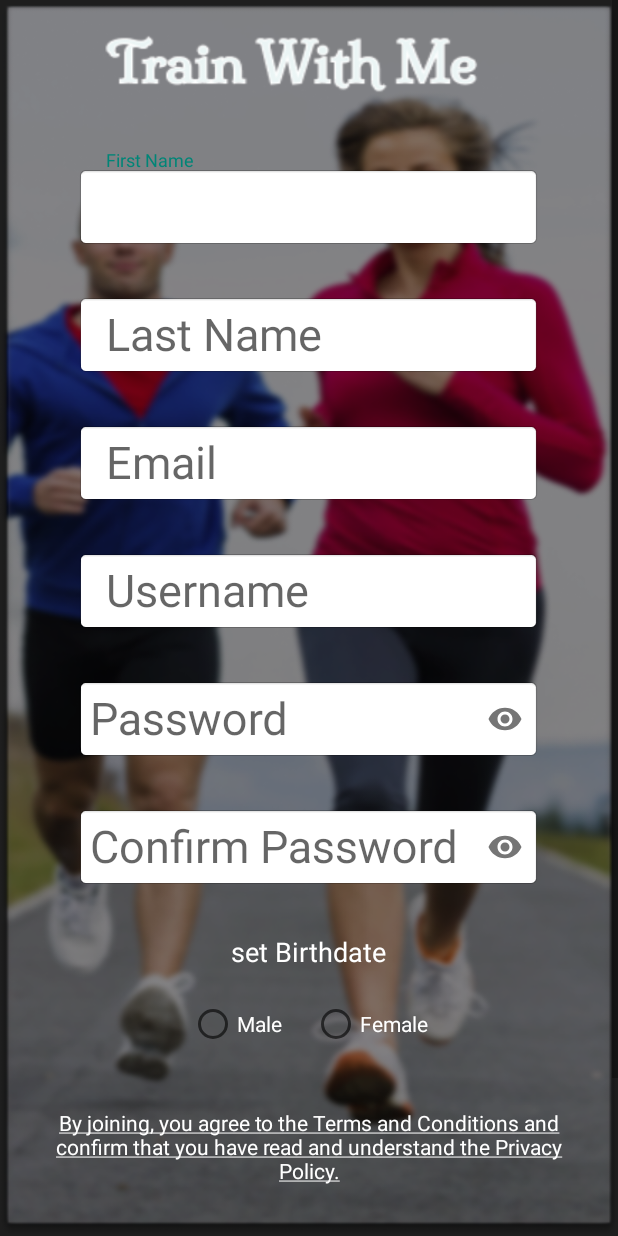
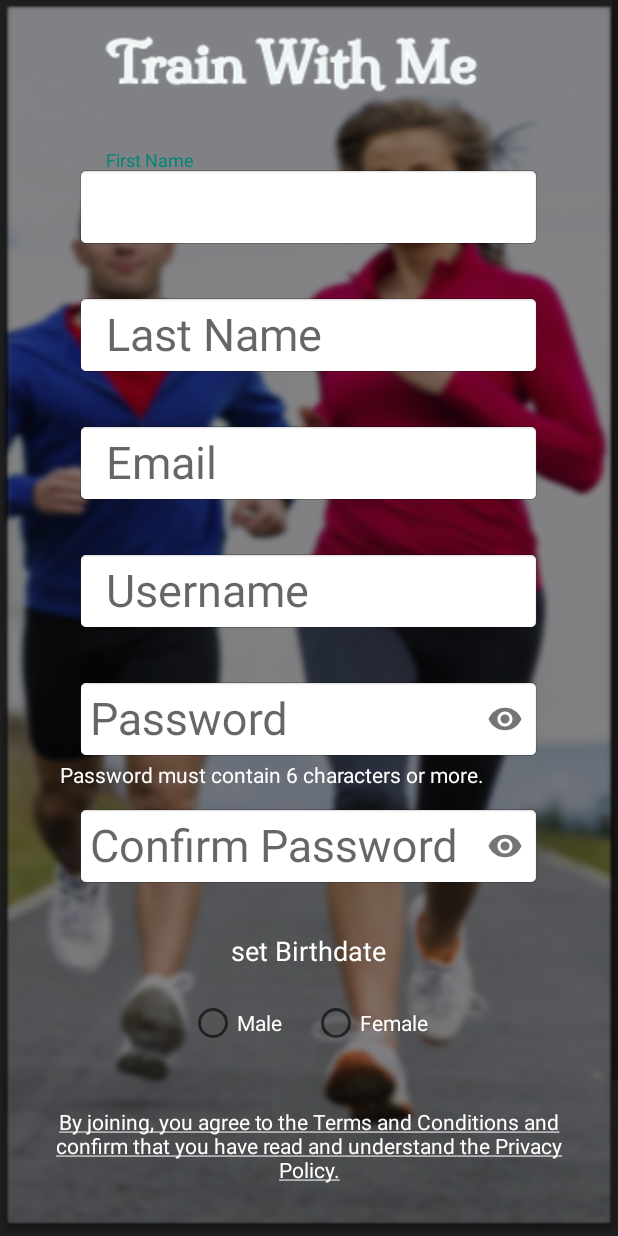
Before and after one commit to yedidya101/TrainWithMeAndroid, an Android app: the screen it shows after launch (SignUp), after a tap on "Sign Up", on a phone screen of 412 x 824 dp. Run offline under Robolectric (Android 15) with nearby library versions, the phone set to English and light mode, and no system bars; our stand-ins replace Firebase (no records; nobody signed in at launch, a user with empty details on screens opened directly); libraries missing offline, so code that uses them is left out: org.mindrot.jbcrypt; 3 other taps on this screen came first.

```diff
--- a/app/src/main/AndroidManifest.xml
+++ b/app/src/main/AndroidManifest.xml
@@ -21,6 +21,7 @@
         tools:targetApi="31" >
         <meta-data
             android:name="com.google.android.geo.API_KEY"
+            android:value=""
              />
 
         <activity
--- a/app/src/main/java/co/il/trainwithme/HomePage.java
+++ b/app/src/main/java/co/il/trainwithme/HomePage.java
@@ -577,7 +577,7 @@ public class HomePage extends AppCompatActivity implements View.OnClickListener
         ageRangeSeekBar.setOnSeekBarChangeListener(new SeekBar.OnSeekBarChangeListener() {
             @Override
             public void onProgressChanged(SeekBar seekBar, int progress, boolean fromUser) {
-                ageRangeTextView.setText("Age range: " + progress + "+");
+                ageRangeTextView.setText("Above age: " + progress + "+");
                 filterAgeRange = progress; // Correctly set filterAgeRange here
             }
 
--- a/app/src/main/java/co/il/trainwithme/SignUp.java
+++ b/app/src/main/java/co/il/trainwithme/SignUp.java
@@ -138,7 +138,7 @@ public class SignUp extends AppCompatActivity implements View.OnClickListener {
         }
 
         if (password.length() < 6) {
-            Toast.makeText(this, "Password must be >= 6 characters.", Toast.LENGTH_SHORT).show();
+            Toast.makeText(this, "Password must contain >= 6 characters.", Toast.LENGTH_SHORT).show();
             return;
         }
 
--- a/app/src/main/res/layout/activity_sign_up.xml
+++ b/app/src/main/res/layout/activity_sign_up.xml
@@ -87,7 +87,7 @@
             android:layout_width="310sp"
             android:layout_height="65sp"
             android:layout_gravity="center"
-            android:layout_marginBottom="20sp"
+
             android:hint="Password"
             app:passwordToggleEnabled="true">
 
@@ -99,6 +99,17 @@
                 android:background="@android:drawable/editbox_background_normal"
                 android:inputType="textPassword" />
         </com.google.android.material.textfield.TextInputLayout>
+
+        <TextView
+            android:layout_width="wrap_content"
+            android:layout_height="wrap_content"
+            android:layout_gravity="left"
+            android:paddingStart="40dp"
+            android:gravity="center"
+            android:text="Password must contain 6 characters or more."
+            android:textColor="@color/white"
+            android:textSize="14sp"
+             />
 
         <com.google.android.material.textfield.TextInputLayout
             android:id="@+id/confirmPasswordLayout"
```
